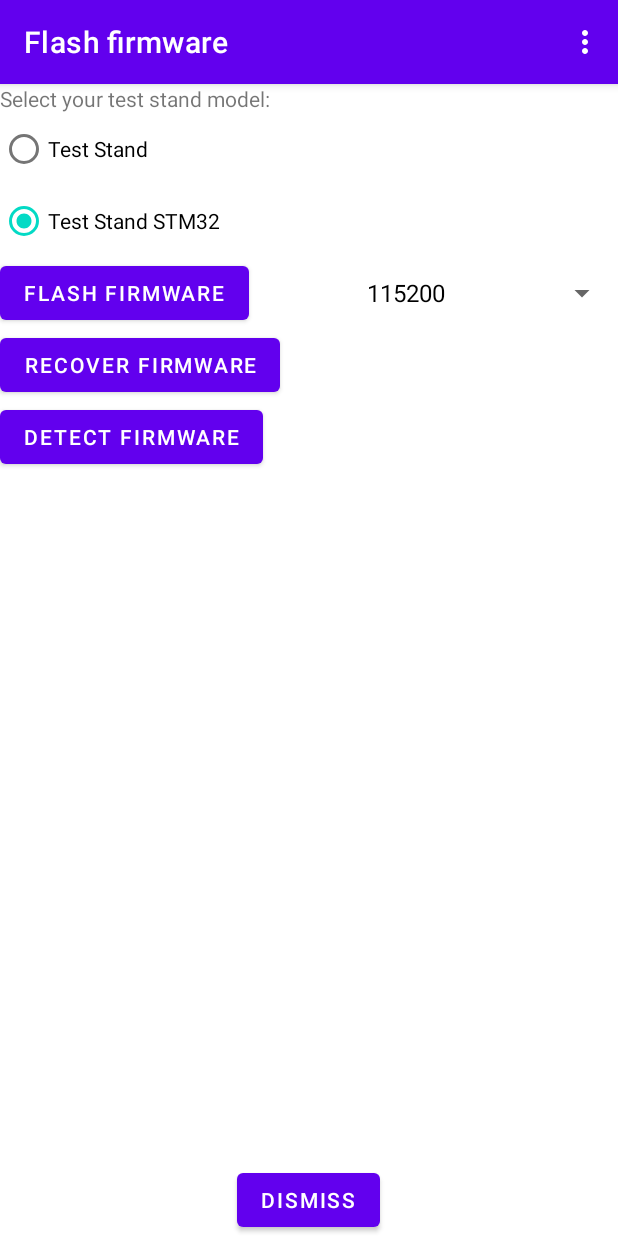
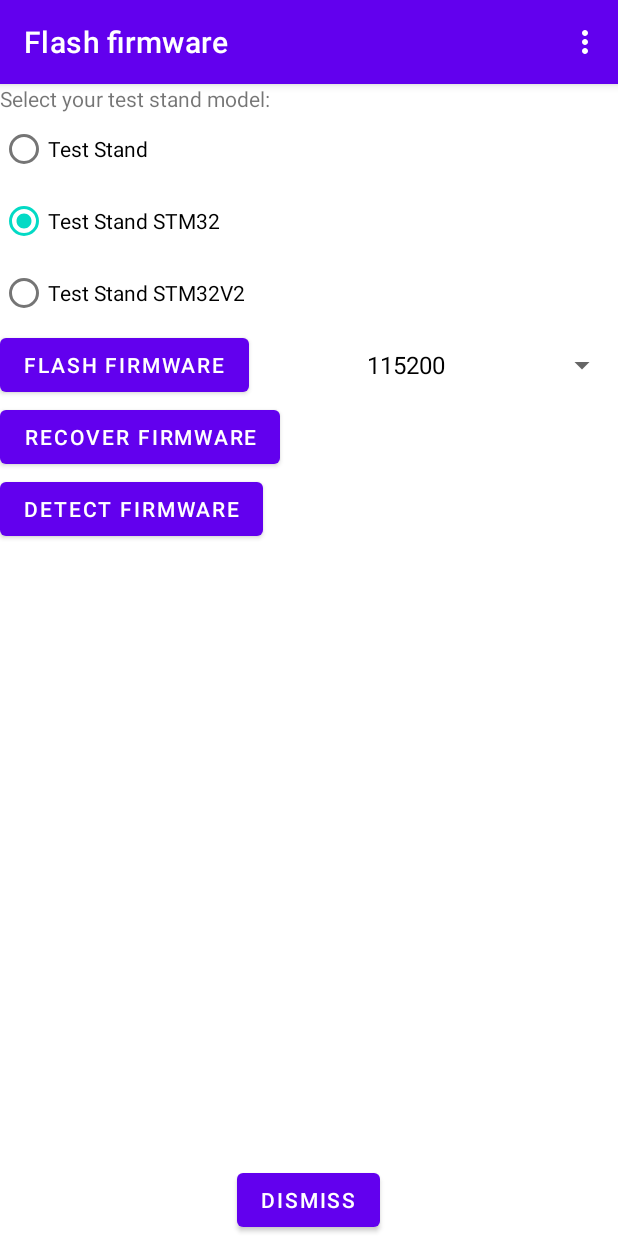
Before and after one commit to bdureau/RocketMotorTestStandConsole, an Android app: the screen it shows after launch (FlashFirmware), after a tap on "FLASH FIRMWARE", on a phone screen of 412 x 824 dp. Run offline under Robolectric (Android 15) with nearby library versions, the phone set to English and light mode, and no system bars; libraries missing offline, so code that uses them is left out: com.physicaloid.lib, com.physicaloid.misc; 6 statements that could not run were skipped.

Commit message:
Added latest firmware for board V2

```diff
--- a/app/src/main/java/com/rocketmotorteststand/Flash/FlashFirmware.java
+++ b/app/src/main/java/com/rocketmotorteststand/Flash/FlashFirmware.java
@@ -55,7 +55,7 @@ public class FlashFirmware extends AppCompatActivity {
     boolean recorverFirmware = false;
     Boards mSelectedBoard;
     Button btFlash;
-    public RadioButton rbTestStand, rbTestStandSTM32;
+    public RadioButton rbTestStand, rbTestStandSTM32, rbTestStandSTM32V2;
     TextView tvRead;
     private AlertDialog.Builder builder = null;
     private AlertDialog alert;
@@ -64,11 +64,12 @@ public class FlashFirmware extends AppCompatActivity {
 
     private static final String ASSET_FILE_NAME_TESTSTAND = "firmwares/MotorTestStand.ino.hex";
     private static final String ASSET_FILE_NAME_TESTSTANDSTM32 = "firmwares/MotorTestStand.ino.bin";
+    private static final String ASSET_FILE_NAME_TESTSTANDSTM32V2 = "firmwares/MotorTestStandV2.ino.bin";
 
 
     private static final String ASSET_FILE_RESET_TESTSTAND = "recover_firmwares/ResetMotorTestStand.ino.hex";
-
     private static final String ASSET_FILE_RESET_TESTSTANDSTM32 = "recover_firmwares/ResetMotorTestStand.ino.bin";
+    private static final String ASSET_FILE_RESET_TESTSTANDSTM32V2 = "recover_firmwares/ResetMotorTestStand.ino.bin";
 
     private String[] itemsBaudRate;
     private Spinner dropdownBaudRate;
@@ -89,6 +90,7 @@ public class FlashFirmware extends AppCompatActivity {
         tvRead = (TextView) findViewById(R.id.tvRead);
         rbTestStand = (RadioButton) findViewById(R.id.radioButTestStand);
         rbTestStandSTM32 = (RadioButton) findViewById(R.id.radioButTestStandSTM32);
+        rbTestStandSTM32V2 = (RadioButton) findViewById(R.id.radioButTestStandSTM32V2);
         rbTestStandSTM32.setChecked(true);
 
         mPhysicaloid = new Physicaloid(this);
@@ -172,9 +174,13 @@ public class FlashFirmware extends AppCompatActivity {
         if (rbTestStandSTM32.isChecked())
             recoverFileName = ASSET_FILE_RESET_TESTSTANDSTM32;
 
+        if (rbTestStandSTM32V2.isChecked())
+            recoverFileName = ASSET_FILE_RESET_TESTSTANDSTM32;
+
 
         tvRead.setText("");
         tvRead.setText(getResources().getString(R.string.after_complete_upload));
+        //rbTestStand
         if (!rbTestStandSTM32.isChecked() ) {
             try {
                 builder = new AlertDialog.Builder(FlashFirmware.this);
@@ -198,7 +204,7 @@ public class FlashFirmware extends AppCompatActivity {
             } catch (IOException e) {
                 //Log.e(TAG, e.toString());
             }
-        } else {
+        } else  {
             recorverFirmware = true;
             new UploadSTM32Asyc().execute();
         }
@@ -219,6 +225,9 @@ public class FlashFirmware extends AppCompatActivity {
 
         if (rbTestStandSTM32.isChecked())
             firmwareFileName = ASSET_FILE_NAME_TESTSTANDSTM32;
+
+        if (rbTestStandSTM32V2.isChecked())
+            firmwareFileName = ASSET_FILE_NAME_TESTSTANDSTM32V2;
 
         tvRead.setText("");
         if (!rbTestStandSTM32.isChecked()) {
@@ -245,13 +254,13 @@ public class FlashFirmware extends AppCompatActivity {
             } catch (IOException e) {
                 //Log.e(TAG, e.toString());
             }
-        } else {
+        }
+
+        else {
             //uploadSTM32(firmwareFileName);
             recorverFirmware = false;
             new UploadSTM32Asyc().execute();
         }
-
-
     }
 
     private class DetectAsyc extends AsyncTask<Void, Void, Void>  // UI thread
@@ -292,7 +301,9 @@ public class FlashFirmware extends AppCompatActivity {
             if(version.equals("TestStandSTM32")) {
                 setRadioButton (rbTestStandSTM32,true);
             }
-
+            if(version.equals("TestStandSTM32V2")) {
+                setRadioButton (rbTestStandSTM32V2,true);
+            }
             return null;
         }
 
@@ -330,6 +341,8 @@ public class FlashFirmware extends AppCompatActivity {
             if (!recorverFirmware) {
                 if (rbTestStandSTM32.isChecked())
                     uploadSTM32(ASSET_FILE_NAME_TESTSTANDSTM32, mUploadSTM32Callback);
+                else if (rbTestStandSTM32V2.isChecked())
+                    uploadSTM32(ASSET_FILE_NAME_TESTSTANDSTM32V2, mUploadSTM32Callback);
 
             } else {
                 uploadSTM32(ASSET_FILE_RESET_TESTSTANDSTM32, mUploadSTM32Callback);
--- a/app/src/main/java/com/rocketmotorteststand/MainScreenActivity.java
+++ b/app/src/main/java/com/rocketmotorteststand/MainScreenActivity.java
@@ -354,7 +354,7 @@ public class MainScreenActivity extends AppCompatActivity {
         // ask for config
         boolean success = false;
         if (myBT.getConnected()) {
-            //msg("Retreiving altimeter config...");
+
             Log.d("MainScreen", "Retreiving test stand config...");
             myBT.setDataReady(false);
             myBT.flush();
@@ -623,6 +623,7 @@ public class MainScreenActivity extends AppCompatActivity {
             hm =null;
             hm = new HashMap();
             //init compatible versions
+            Add("TestStandSTM32V2", "1.2");
             Add("TestStandSTM32", "1.1");
             Add("TestStand", "1.1");
         }
--- a/app/src/main/res/layout/activity_flash_firmware.xml
+++ b/app/src/main/res/layout/activity_flash_firmware.xml
@@ -1,17 +1,17 @@
 <?xml version="1.0" encoding="utf-8"?>
 <RelativeLayout xmlns:android="http://schemas.android.com/apk/res/android"
+    xmlns:tools="http://schemas.android.com/tools"
     android:layout_width="match_parent"
-    android:layout_height="match_parent"
-    xmlns:tools="http://schemas.android.com/tools">
+    android:layout_height="match_parent">
 
     <TextView
+        android:id="@+id/textViewTestStandModelLbl"
         android:layout_width="wrap_content"
         android:layout_height="wrap_content"
-        android:textAppearance="?android:attr/textAppearanceSmall"
+        android:layout_alignParentStart="true"
+        android:layout_alignParentTop="true"
         android:text="@string/select_altimeter_model"
-        android:id="@+id/textViewTestStandModelLbl"
-        android:layout_alignParentTop="true"
-        android:layout_alignParentStart="true" />
+        android:textAppearance="?android:attr/textAppearanceSmall" />
 
     <RadioGroup
         android:id="@+id/question_radio_group"
@@ -28,11 +28,20 @@
             android:text="Test Stand"
             tools:layout_editor_absoluteX="32dp"
             tools:layout_editor_absoluteY="74dp" />
+
         <RadioButton
             android:id="@+id/radioButTestStandSTM32"
             android:layout_width="wrap_content"
             android:layout_height="wrap_content"
             android:text="Test Stand STM32"
+            tools:layout_editor_absoluteX="32dp"
+            tools:layout_editor_absoluteY="74dp" />
+
+        <RadioButton
+            android:id="@+id/radioButTestStandSTM32V2"
+            android:layout_width="wrap_content"
+            android:layout_height="wrap_content"
+            android:text="Test Stand STM32V2"
             tools:layout_editor_absoluteX="32dp"
             tools:layout_editor_absoluteY="74dp" />
 
@@ -50,8 +59,8 @@
         android:id="@+id/btFlash"
         android:layout_width="wrap_content"
         android:layout_height="wrap_content"
+        android:layout_below="@+id/question_radio_group"
         android:layout_alignParentLeft="true"
-        android:layout_below="@+id/question_radio_group"
         android:onClick="onClickFlash"
         android:text="@string/flash_firmware" />
 
@@ -59,8 +68,8 @@
         android:id="@+id/btRecover"
         android:layout_width="wrap_content"
         android:layout_height="wrap_content"
+        android:layout_below="@+id/btFlash"
         android:layout_alignParentLeft="true"
-        android:layout_below="@+id/btFlash"
         android:onClick="onClickRecover"
         android:text="@string/recover_firmware" />
 
@@ -68,8 +77,8 @@
         android:id="@+id/btDetect"
         android:layout_width="wrap_content"
         android:layout_height="wrap_content"
+        android:layout_below="@+id/btRecover"
         android:layout_alignParentLeft="true"
-        android:layout_below="@+id/btRecover"
         android:onClick="onClickDetect"
         android:text="@string/detect_firmware" />
 
@@ -99,12 +108,13 @@
                 android:layout_alignParentLeft="true" />
         </LinearLayout>
     </ScrollView>
+
     <Button
         android:id="@+id/btDismiss"
         android:layout_width="wrap_content"
         android:layout_height="wrap_content"
+        android:layout_alignParentBottom="true"
+        android:layout_centerHorizontal="true"
         android:onClick="onClickDismiss"
-        android:text="@string/firmware_dismiss"
-        android:layout_alignParentBottom="true"
-        android:layout_centerHorizontal="true"/>
+        android:text="@string/firmware_dismiss" />
 </RelativeLayout>
```
Also changed, not shown: 1 other file. Lines whose indentation alone changed are shown as unchanged.
